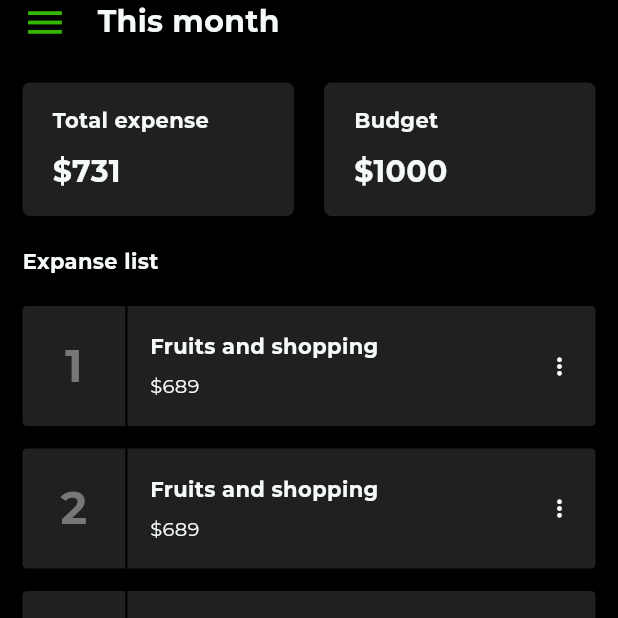
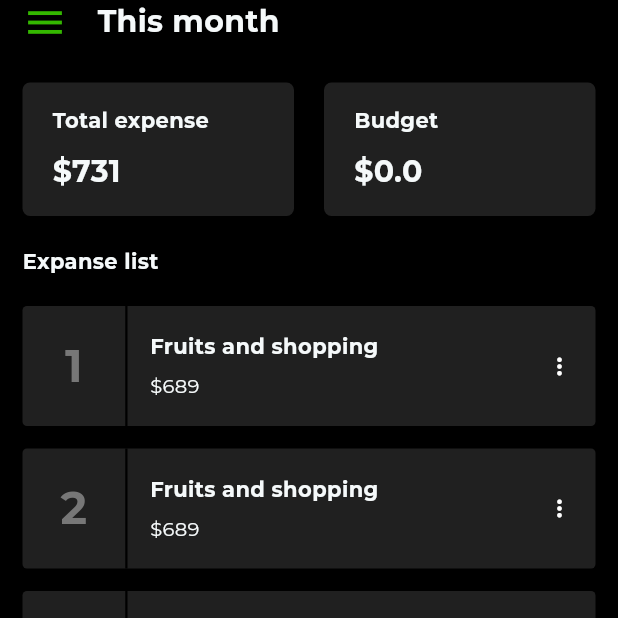
Before and after one commit to saleheen1/simple_expense_tracker, a Flutter app: the screen it shows after launch, after a tap on the "menu" icon, after a tap on the "more vert" icon, on a phone screen of 412 x 824 dp, the top half of it. Run offline on Flutter 3.47's test engine with Material 3 defaults, Android fonts, the light colour scheme and no system bars; our stand-ins replace flutter_svg, get, google_fonts, sqflite; accounts and stored records are empty.

Commit message:
feat: add functionality show budget of the current month dynamically at the homepage

```diff
--- a/lib/features/expanse_and_budget/data/controller/budget_controller.dart
+++ b/lib/features/expanse_and_budget/data/controller/budget_controller.dart
@@ -74,6 +74,11 @@ class BudgetController extends GetxController {
     final success = await budgetRepo.upsertBudget(budget);
 
     if (success) {
+      // Get current local year & month
+      final now = DateTime.now();
+      final currentYear = now.year;
+      final currentMonth = now.month - 1;
+      getBudgetByMonth(year: currentYear, month: currentMonth);
       debugPrint('[budget_controller.dart] Budget added: ${budget.toJson()}');
     }
 
@@ -81,12 +86,23 @@ class BudgetController extends GetxController {
     return success;
   }
 
-  //=============
-  // Fetch Budgets
-  //=============
-  Future<List<BudgetModel>> fetchBudgets() async {
-    final budgets = await budgetRepo.getAllBudgets();
-    debugPrint('Controller: ${budgets.length} budgets fetched');
-    return budgets;
+  //================
+  // Get Budget of a given month, and year
+  //================
+  double budgetOfCurrentMonth = 0;
+
+  Future<void> getBudgetByMonth({required int year, required int month}) async {
+    final double fetchedBudget = await budgetRepo.fetchMonthBudget(
+      year: year,
+      month: month,
+    );
+
+    budgetOfCurrentMonth = fetchedBudget;
+
+    debugPrint(
+      '[budget_controller.dart] Budget of $month/$year: $budgetOfCurrentMonth',
+    );
+
+    update();
   }
 }
--- a/lib/features/expanse_and_budget/data/repo/budget_repo.dart
+++ b/lib/features/expanse_and_budget/data/repo/budget_repo.dart
@@ -28,17 +28,29 @@ class BudgetRepo extends GetxController {
   }
 
   //=================
-  // Read all budgets
+  // Read budget of a given month, and year
   //=================
-  Future<List<BudgetModel>> getAllBudgets() async {
+  Future<double> fetchMonthBudget({required int year, required int month}) async {
     try {
       final db = await _dbHelper.database;
-      final result = await db.query('budgets');
-      debugPrint('Fetched ${result.length} budgets');
-      return result.map((e) => BudgetModel.fromJson(e)).toList();
-    } catch (e) {
-      debugPrint('Error fetching budgets: $e');
-      return [];
+
+      final result = await db.query(
+        'budgets',
+        columns: ['budget'],
+        where: 'year = ? AND month = ?',
+        whereArgs: [year, month],
+        limit: 1,
+      );
+
+      if (result.isNotEmpty) {
+        final budget = (result.first['budget'] as num).toDouble();
+        return budget;
+      }
+
+      return 0; // No record found for this month/year
+    } catch (error) {
+      debugPrint('[budget_repo]: Error fetching month budget: $error');
+      return 0; // Return 0 on error as a fallback
     }
   }
 }
--- a/lib/features/home/presentation/home_tab.dart
+++ b/lib/features/home/presentation/home_tab.dart
@@ -1,21 +1,16 @@
 import 'package:flutter/material.dart';
+import 'package:get/get.dart';
 import 'package:simple_expense_tracker/core/utils/text_utils.dart';
 import 'package:simple_expense_tracker/core/utils/ui_const.dart';
 import 'package:simple_expense_tracker/core/widgets/default_margin_widget.dart';
 import 'package:simple_expense_tracker/core/widgets/expense_and_budget_card.dart';
 import 'package:simple_expense_tracker/core/widgets/expense_card.dart';
 import 'package:simple_expense_tracker/core/widgets/home_appbar.dart';
+import 'package:simple_expense_tracker/features/expanse_and_budget/data/controller/budget_controller.dart';
 
 class HomeTab extends StatelessWidget {
-  final String totalExpanse;
-  final String budget;
   final VoidCallback onMenuTap;
-  const HomeTab({
-    super.key,
-    required this.onMenuTap,
-    required this.budget,
-    required this.totalExpanse,
-  });
+  const HomeTab({super.key, required this.onMenuTap});
 
   @override
   Widget build(BuildContext context) {
@@ -25,7 +20,9 @@ class HomeTab extends StatelessWidget {
 
         Expanded(
           child: DefaultMarginWidget(
-            child: Column(
+            child: GetBuilder<BudgetController>(
+              builder: (bc) {
+                return Column(
                   crossAxisAlignment: CrossAxisAlignment.start,
                   children: [
                     gapH(15),
@@ -38,7 +35,7 @@ class HomeTab extends StatelessWidget {
                         //=============================
                         //Total expanse
                         //=============================
-                    Expanded(child: ExpenseAndBudgetCard(amount: totalExpanse)),
+                        Expanded(child: ExpenseAndBudgetCard(amount: '731')),
                         gapW(20),
 
                         //=============================
@@ -47,7 +44,7 @@ class HomeTab extends StatelessWidget {
                         Expanded(
                           child: ExpenseAndBudgetCard(
                             isBudgetCard: true,
-                        amount: budget,
+                            amount: '${bc.budgetOfCurrentMonth}',
                           ),
                         ),
                       ],
@@ -76,6 +73,8 @@ class HomeTab extends StatelessWidget {
                       ),
                     ),
                   ],
+                );
+              }
             ),
           ),
         ),
--- a/lib/features/home/presentation/main_scaffold.dart
+++ b/lib/features/home/presentation/main_scaffold.dart
@@ -1,5 +1,6 @@
 import 'package:get/get.dart';
 import 'package:path/path.dart';
+import 'package:simple_expense_tracker/features/expanse_and_budget/data/controller/budget_controller.dart';
 import 'package:sqflite/sqflite.dart';
 import 'package:flutter/material.dart';
 import 'package:simple_expense_tracker/core/widgets/home_drawer.dart';
@@ -31,6 +32,17 @@ class _MainScaffoldState extends State<MainScaffold> {
     debugPrint(
       '[main_scaffold.dart]📍 DB 🗂️ for this project located at(applicable for simulators\' only): $dbPath',
     );
+
+    // Get current local year & month
+    final now = DateTime.now();
+    final currentYear = now.year;
+    final currentMonth = now.month - 1;
+
+    //Fetch budget of the month.
+    await Get.find<BudgetController>().getBudgetByMonth(
+      year: currentYear,
+      month: currentMonth,
+    );
   }
 
   final GlobalKey<ScaffoldState> _scaffoldKey = GlobalKey<ScaffoldState>();
@@ -42,7 +54,7 @@ class _MainScaffoldState extends State<MainScaffold> {
   @override
   Widget build(BuildContext context) {
     List<Widget> pages = [
-      HomeTab(onMenuTap: _openDrawer, totalExpanse: '731', budget: '1000'),
+      HomeTab(onMenuTap: _openDrawer),
       HistoryTab(totalExpanse: '731', budget: '1000'),
     ];
     final theme = CustomTheme.of(context);
```
Lines whose indentation alone changed are shown as unchanged.
